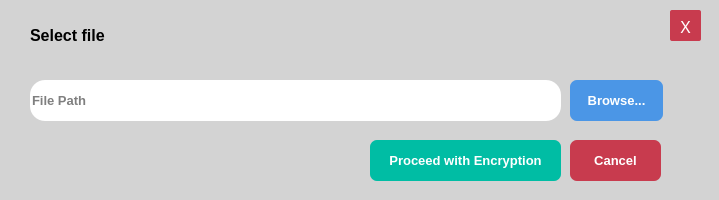
Old version of the form ui/EncryptionUi.ui in the repository edeniyanda/CipheredVV.
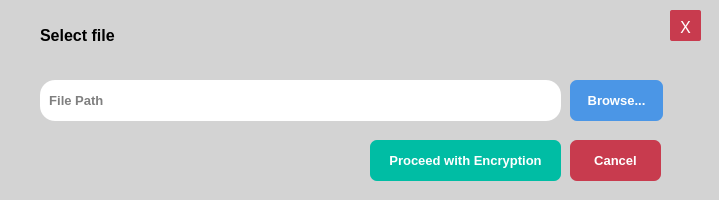
New version of the form. Icons and pictures are not drawn.

Commit message: Restructured some buttons

```diff
--- a/ui/EncryptionUi.ui
+++ b/ui/EncryptionUi.ui
@@ -25,9 +25,9 @@
    <widget class="QLineEdit" name="lineEditPath">
     <property name="geometry">
      <rect>
-      <x>30</x>
+      <x>40</x>
       <y>80</y>
-      <width>531</width>
+      <width>521</width>
       <height>41</height>
      </rect>
     </property>
@@ -44,7 +44,7 @@
 background-color: white;</string>
     </property>
     <property name="placeholderText">
-     <string>File Path</string>
+     <string>  File Path</string>
     </property>
    </widget>
    <widget class="QPushButton" name="pushButtonBrowse">
@@ -76,9 +76,9 @@
    <widget class="QLabel" name="label">
     <property name="geometry">
      <rect>
-      <x>30</x>
+      <x>40</x>
       <y>20</y>
-      <width>101</width>
+      <width>91</width>
       <height>31</height>
      </rect>
     </property>
```
Left out of the diff: 11 changed lines with no effect on the pictures. The commit also changes 5 other files.
